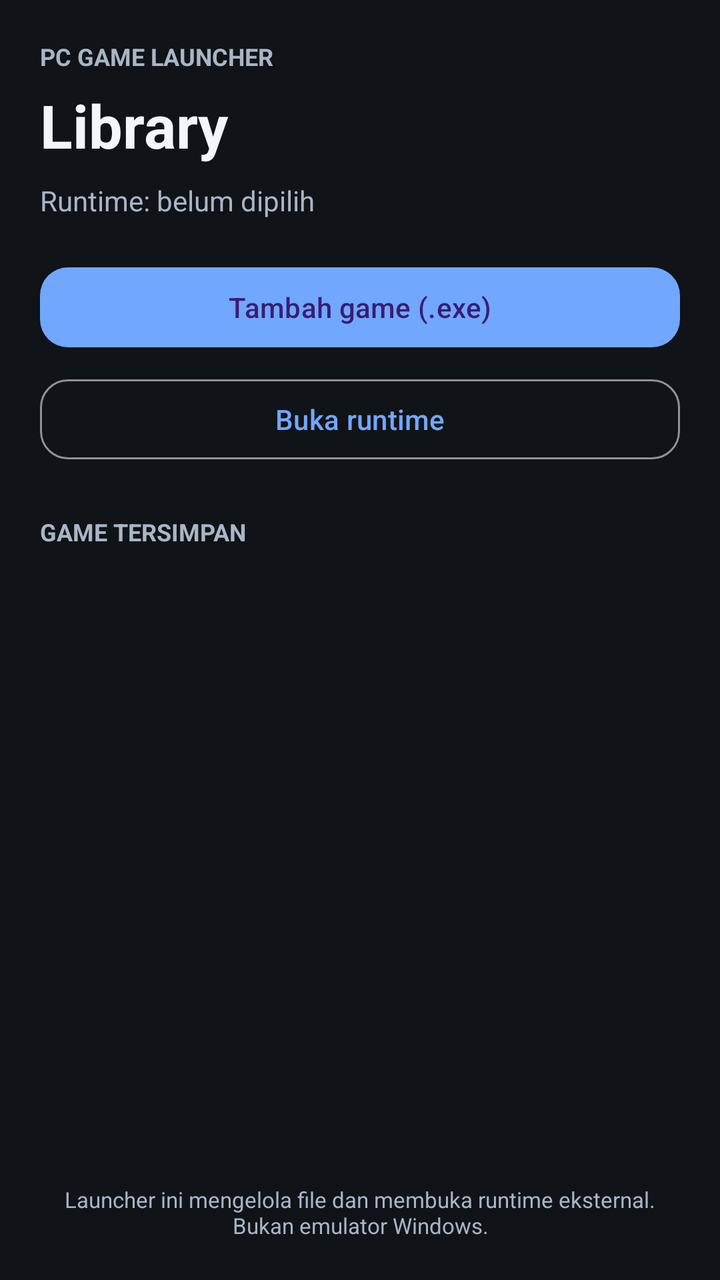
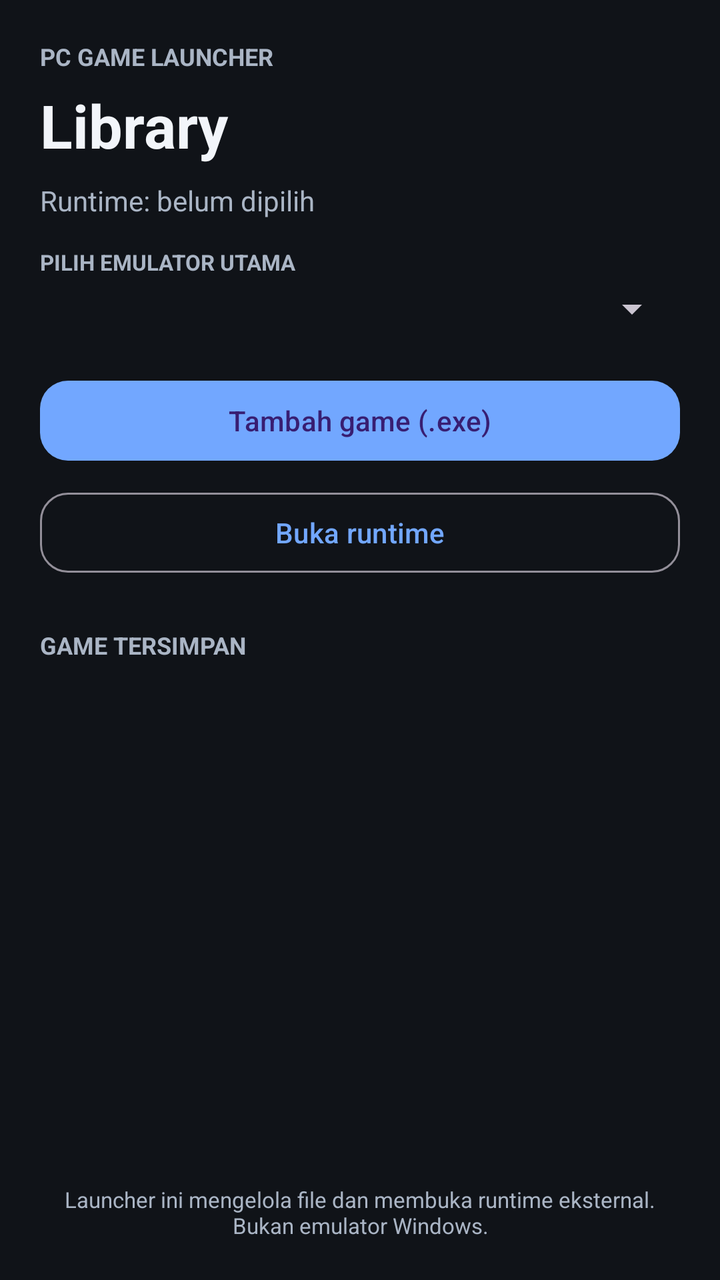

The first picture is an Android layout as it rendered before a commit; the second is the same layout after the commit. The layout source and the unified diff follow.
<!-- AndroidManifest.xml: application theme Theme.PCGameLauncherPlus -->
<!-- res/layout/activity_main.xml -->
<?xml version="1.0" encoding="utf-8"?>
<LinearLayout xmlns:android="http://schemas.android.com/apk/res/android"
    xmlns:app="http://schemas.android.com/apk/res-auto"
    android:layout_width="match_parent" android:layout_height="match_parent"
    android:orientation="vertical" android:background="@color/launcher_background"
    android:padding="20dp">
    <TextView android:layout_width="match_parent" android:layout_height="wrap_content"
        android:text="PC GAME LAUNCHER" android:textColor="@color/launcher_muted"
        android:textSize="12sp" android:textStyle="bold" />
    <TextView android:layout_width="match_parent" android:layout_height="wrap_content"
        android:layout_marginTop="6dp" android:text="Library"
        android:textColor="@color/launcher_text" android:textSize="30sp" android:textStyle="bold" />
    <TextView android:id="@+id/runtimeStatus" android:layout_width="match_parent"
        android:layout_height="wrap_content" android:layout_marginTop="8dp"
        android:text="Runtime: belum dipilih" android:textColor="@color/launcher_muted" android:textSize="14sp" />
    <com.google.android.material.button.MaterialButton android:id="@+id/addGameButton"
        android:layout_width="match_parent" android:layout_height="wrap_content"
        android:layout_marginTop="20dp" android:text="Tambah game (.exe)" app:cornerRadius="14dp" />
    <com.google.android.material.button.MaterialButton android:id="@+id/runtimeButton"
        style="@style/Widget.Material3.Button.OutlinedButton"
        android:layout_width="match_parent" android:layout_height="wrap_content"
        android:layout_marginTop="8dp" android:text="Buka runtime" app:cornerRadius="14dp" />
    <TextView android:layout_width="match_parent" android:layout_height="wrap_content"
        android:layout_marginTop="24dp" android:text="GAME TERSIMPAN"
        android:textColor="@color/launcher_muted" android:textSize="12sp" android:textStyle="bold" />
    <ScrollView android:layout_width="match_parent" android:layout_height="0dp"
        android:layout_weight="1" android:layout_marginTop="10dp" android:fillViewport="true">
        <LinearLayout android:id="@+id/gameList" android:layout_width="match_parent"
            android:layout_height="wrap_content" android:orientation="vertical" />
    </ScrollView>
    <TextView android:layout_width="match_parent" android:layout_height="wrap_content"
        android:text="Launcher ini mengelola file dan membuka runtime eksternal. Bukan emulator Windows."
        android:textColor="@color/launcher_muted" android:textSize="11sp"
        android:gravity="center" android:paddingTop="12dp" />
</LinearLayout>
<!-- resources referenced by this layout -->
<resources>
  <color name="launcher_background">#101318</color>
  <color name="launcher_muted">#AAB5C5</color>
  <color name="launcher_text">#F2F5FA</color>
  <style name="Theme.PCGameLauncherPlus" parent="Theme.Material3.Dark.NoActionBar">
          <item name="colorPrimary">@color/launcher_primary</item>
          <item name="android:colorAccent">@color/launcher_primary</item>
          <item name="android:statusBarColor">@color/launcher_background</item>
          <item name="android:navigationBarColor">@color/launcher_background</item>
          <item name="android:windowBackground">@color/launcher_background</item>
      </style>
  <color name="launcher_primary">#72A7FF</color>
</resources>

<!-- the commit's change to res/layout/activity_main.xml (unified diff, before → after) -->
@@ -13,6 +13,8 @@
     <TextView android:id="@+id/runtimeStatus" android:layout_width="match_parent"
         android:layout_height="wrap_content" android:layout_marginTop="8dp"
         android:text="Runtime: belum dipilih" android:textColor="@color/launcher_muted" android:textSize="14sp" />
+    <TextView android:layout_width="match_parent" android:layout_height="wrap_content" android:layout_marginTop="14dp" android:text="PILIH EMULATOR UTAMA" android:textColor="@color/launcher_muted" android:textSize="11sp" android:textStyle="bold" />
+    <Spinner android:id="@+id/runtimeSpinner" android:layout_width="match_parent" android:layout_height="wrap_content" android:layout_marginTop="4dp" />
     <com.google.android.material.button.MaterialButton android:id="@+id/addGameButton"
         android:layout_width="match_parent" android:layout_height="wrap_content"
         android:layout_marginTop="20dp" android:text="Tambah game (.exe)" app:cornerRadius="14dp" />
